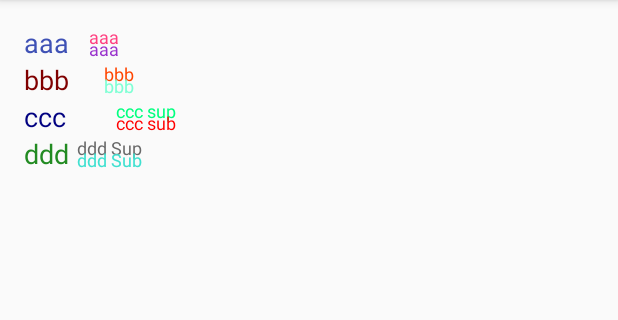
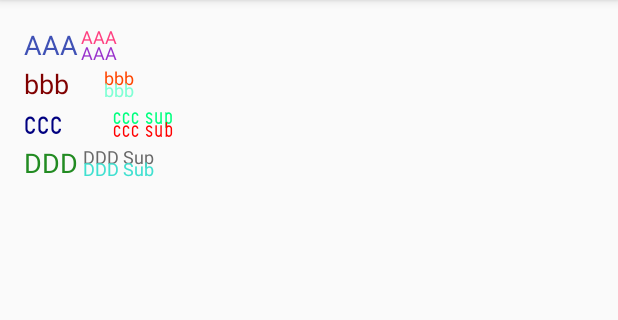
Before and after one commit to hilfritz/TextScriptView, an Android app: the screen it shows after launch (MainActivity), on a phone screen of 412 x 824 dp, the part 84-404 px from its top. Run offline under Robolectric (Android 15) with nearby library versions, the phone set to English and light mode, and no system bars.

Commit message:
added new attribute moveSuperUp and moveSubDown

```diff
--- a/app/src/main/java/com/hilfritz/textscriptview/MainActivity.java
+++ b/app/src/main/java/com/hilfritz/textscriptview/MainActivity.java
@@ -4,6 +4,7 @@ import android.support.v7.app.AppCompatActivity;
 import android.os.Bundle;
 
 import com.hilfritz.library.textscriptview.TextScriptView;
+import com.hilfritz.utils.FontCache;
 
 public class MainActivity extends AppCompatActivity {
     TextScriptView textScriptView;
@@ -22,15 +23,19 @@ public class MainActivity extends AppCompatActivity {
         textScriptView.setSubScriptTextColor(R.color.Red);
         textScriptView.setSuperScriptTextColor(R.color.SpringGreen);
 
+        textScriptView.getTextView().setTypeface(FontCache.get(FontCache.FONT_GOTCHAGOTHIC_LIGHT, this));
+        textScriptView.getSuperscriptTextView().setTypeface(FontCache.get(FontCache.FONT_GOTCHAGOTHIC_LIGHT, this));
+        textScriptView.getSubscriptTextView().setTypeface(FontCache.get(FontCache.FONT_GOTCHAGOTHIC_LIGHT, this));
+
+
         textScriptView2 = (TextScriptView) findViewById(R.id.textScriptView2);
-        textScriptView2.setText("ddd");
-        textScriptView2.setSubScriptText("ddd Sub");
-        textScriptView2.setSuperScriptText("ddd Sup");
+        textScriptView2.setText("DDD");
+        textScriptView2.setSubScriptText("DDD Sub");
+        textScriptView2.setSuperScriptText("DDD Sup");
 
         textScriptView2.setTextColor(R.color.ForestGreen);
         textScriptView2.setSubScriptTextColor(R.color.Turquoise);
         textScriptView2.setSuperScriptTextColor(R.color.DimGray);
-        textScriptView2.setSpaceInBetween(getResources().getDimension(R.dimen.margin_a));
 
 
     }
--- a/app/src/main/res/layout/activity_main.xml
+++ b/app/src/main/res/layout/activity_main.xml
@@ -15,13 +15,15 @@
     <com.hilfritz.library.textscriptview.TextScriptView
         android:layout_width="wrap_content"
         android:layout_height="wrap_content"
-        app:normalText="aaa"
-        app:superText="aaa"
-        app:subText="aaa"
+        app:normalText="AAA"
+        app:subText="AAA"
+        app:superText="AAA"
         app:normalTextColor="@color/colorPrimary"
         app:superTextColor="@color/colorAccent"
         app:subTextColor="@color/DarkOrchid"
-        app:normalBetweenScriptMargin="@dimen/margin_d"
+        app:normalBetweenScriptMargin="2dp"
+        app:moveSuperUp="1dp"
+        app:moveSubDown="1dp"
         />
     <com.hilfritz.library.textscriptview.TextScriptView
         android:layout_width="wrap_content"
--- a/library/src/main/java/com/hilfritz/library/textscriptview/TextScriptView.java
+++ b/library/src/main/java/com/hilfritz/library/textscriptview/TextScriptView.java
@@ -28,10 +28,15 @@ public class TextScriptView extends RelativeLayout {
     String superText;
     String subText;
 
+    //
+    float moveSuperUp = 0;
+    float moveSubDown = 0;
+
     //THE VIEWS
     TextView normalTextView;
     TextView subscriptTextView;
     TextView superscriptTextView;
+    RelativeLayout parentRelativeLayout;
 
 
 
@@ -49,6 +54,9 @@ public class TextScriptView extends RelativeLayout {
             normalTextSize = a.getDimension(R.styleable.TextScriptView_normalTextSize, getResources().getDimension(R.dimen.normal_text_size));
             superTextSize = a.getDimension(R.styleable.TextScriptView_superTextSize, getResources().getDimension(R.dimen.super_text_size));
             subTextSize = a.getDimension(R.styleable.TextScriptView_subTextSize, getResources().getDimension(R.dimen.sub_text_size));
+
+            moveSubDown = a.getDimension(R.styleable.TextScriptView_moveSubDown,0);
+            moveSuperUp = a.getDimension(R.styleable.TextScriptView_moveSuperUp, 0);
 
             normalTextColor = a.getColor(R.styleable.TextScriptView_normalTextColor, ContextCompat.getColor(getContext(), R.color.Black));
             superTextColor = a.getColor(R.styleable.TextScriptView_superTextColor, ContextCompat.getColor(getContext(), R.color.Black));
@@ -89,6 +97,7 @@ public class TextScriptView extends RelativeLayout {
         normalTextView = (TextView) findViewById(R.id.normalTextView);
         subscriptTextView = (TextView) findViewById(R.id.subscriptTextView);
         superscriptTextView = (TextView) findViewById(R.id.superscriptTextView);
+        parentRelativeLayout = (RelativeLayout) findViewById(R.id.parentRelativeLayout);
 
         //INITIALIZE THE TEXT COLORS
         setTextColor(R.color.Black);
@@ -118,14 +127,33 @@ public class TextScriptView extends RelativeLayout {
         addText(subscriptTextView, subText);
 
         //ADD THE SPACE MARGIN
-
-
-
         RelativeLayout.LayoutParams layoutParams = (LayoutParams) normalTextView.getLayoutParams();
         layoutParams.setMargins(layoutParams.leftMargin, layoutParams.topMargin, Math.round(normalBetweenScriptMargin), layoutParams.bottomMargin);
         normalTextView.requestLayout();
 
+        //ADD THE MOVEMENT (translation)
+        LayoutParams layoutParams1 = (LayoutParams) normalTextView.getLayoutParams();
+        normalTextView.setPadding(normalTextView.getPaddingLeft(), Math.round(moveSuperUp), normalTextView.getPaddingRight(), Math.round(moveSubDown));
+        normalTextView.requestLayout();
 
+        /*
+        if (moveSuperUp!=0){
+            //MAKE SURE THE MOVING UP VALUE IS NEGATIVE
+            moveSuperUp = moveSuperUp * -1;
+        }
+        layoutParams.setMargins(layoutParams.leftMargin, Math.round(moveSubDown), Math.round(normalBetweenScriptMargin), Math.round(moveSuperUp));
+        normalTextView.requestLayout();
+
+        //ADD BOTTOM MARGIN TO SUPERSCRIPT TO MOVE IT UP
+        RelativeLayout.LayoutParams superscriptLayoutParams = (LayoutParams) superscriptTextView.getLayoutParams();
+        superscriptLayoutParams.setMargins(superscriptLayoutParams.leftMargin, superscriptLayoutParams.topMargin, superscriptLayoutParams.rightMargin, Math.round(moveSubDown));
+        superscriptTextView.requestLayout();
+
+        //ADD TOP MARGIN TO SUbSCRIPT TO MOVE IT DOWN
+        RelativeLayout.LayoutParams subscriptLayoutParams = (LayoutParams) subscriptTextView.getLayoutParams();
+        subscriptLayoutParams.setMargins(subscriptLayoutParams.leftMargin, Math.round(moveSuperUp), subscriptLayoutParams.rightMargin, subscriptLayoutParams.bottomMargin);
+        subscriptTextView.requestLayout();
+        */
     }
 
     private void addTextSize(TextView textView, float textSize) {
@@ -181,4 +209,16 @@ public class TextScriptView extends RelativeLayout {
             RelativeLayout.LayoutParams layoutParams = (LayoutParams) normalTextView.getLayoutParams();
             layoutParams.setMargins(layoutParams.leftMargin, layoutParams.topMargin, Math.round(dimen), layoutParams.bottomMargin);
     }
+
+    public TextView getTextView() {
+        return normalTextView;
+    }
+
+    public TextView getSubscriptTextView() {
+        return subscriptTextView;
+    }
+
+    public TextView getSuperscriptTextView() {
+        return superscriptTextView;
+    }
 }
--- /dev/null
+++ b/library/src/main/java/com/hilfritz/utils/FontCache.java
@@ -0,0 +1,40 @@
+package com.hilfritz.utils;
+
+import android.content.Context;
+import android.graphics.Typeface;
+import android.widget.TextView;
+
+import java.util.Hashtable;
+
+/**
+ * Created by hilfritz
+ */
+
+public class FontCache {
+    public static final String FONT_3DHANDDRAWNS =   "3DHandDrawns.ttf";
+    public static final String FONT_GOTCHAGOTHIC_LIGHT =   "GotchaGothicLight.ttf";
+    public static final String FONT_MARKINSON =   "Markinson.otf";
+
+    private static String getPath(String str){
+        return str;
+    }
+
+    private static Hashtable<String, Typeface> fontCache = new Hashtable<String, Typeface>();
+
+    public static Typeface get(String name, Context context) {
+        Typeface tf = fontCache.get(name);
+        if(tf == null) {
+            try {
+                tf = Typeface.createFromAsset(context.getAssets(), getPath(name));
+            }catch (Exception e) {
+                return null;
+            }
+            fontCache.put(name, tf);
+        }
+        return tf;
+    }
+
+    public static void applyTypeFace(Context context, TextView tv, String name){
+        tv.setTypeface(FontCache.get(name,context));
+    }
+}
--- a/library/src/main/res/layout/layout_text_script.xml
+++ b/library/src/main/res/layout/layout_text_script.xml
@@ -2,7 +2,10 @@
 <RelativeLayout xmlns:android="http://schemas.android.com/apk/res/android"
     android:layout_width="wrap_content"
     android:layout_height="wrap_content"
-    xmlns:tools="http://schemas.android.com/tools">
+    xmlns:tools="http://schemas.android.com/tools"
+    android:id="@+id/parentRelativeLayout"
+    android:clipChildren="false"
+    >
     <TextView
         android:layout_width="wrap_content"
         android:layout_height="wrap_content"
@@ -10,6 +13,8 @@
         tools:text="Hello"
         android:textSize="18sp"
         android:text="normal"
+        android:paddingBottom="0dp"
+        android:paddingTop="0dp"
         />
     <TextView
         android:layout_width="wrap_content"
@@ -29,9 +34,8 @@
         tools:text="SubScript"
         android:textSize="8sp"
         android:textColor="#00aa00"
-        android:layout_alignBottom="@id/normalTextView"
         android:layout_toRightOf="@id/normalTextView"
         android:text="sub"
+        android:layout_alignBottom="@id/normalTextView"
         />
-
 </RelativeLayout>
--- a/library/src/main/res/values/attrs.xml
+++ b/library/src/main/res/values/attrs.xml
@@ -9,6 +9,11 @@
         <attr name="normalTextSize" format="dimension"/>
         <attr name="superTextSize" format="dimension"/>
         <attr name="subTextSize" format="dimension"/>
+
+
+        <attr name="moveSuperUp" format="dimension"/>
+        <attr name="moveSubDown" format="dimension"/>
+
 
         <attr name="normalTextColor" format="color"/>
         <attr name="superTextColor" format="color"/>
```
Also changed, not shown: library/src/main/assets/3DHandDrawns.ttf (added), library/src/main/assets/GotchaGothicLight.ttf (added), library/src/main/assets/Markinson.otf (added), 1 other file.
